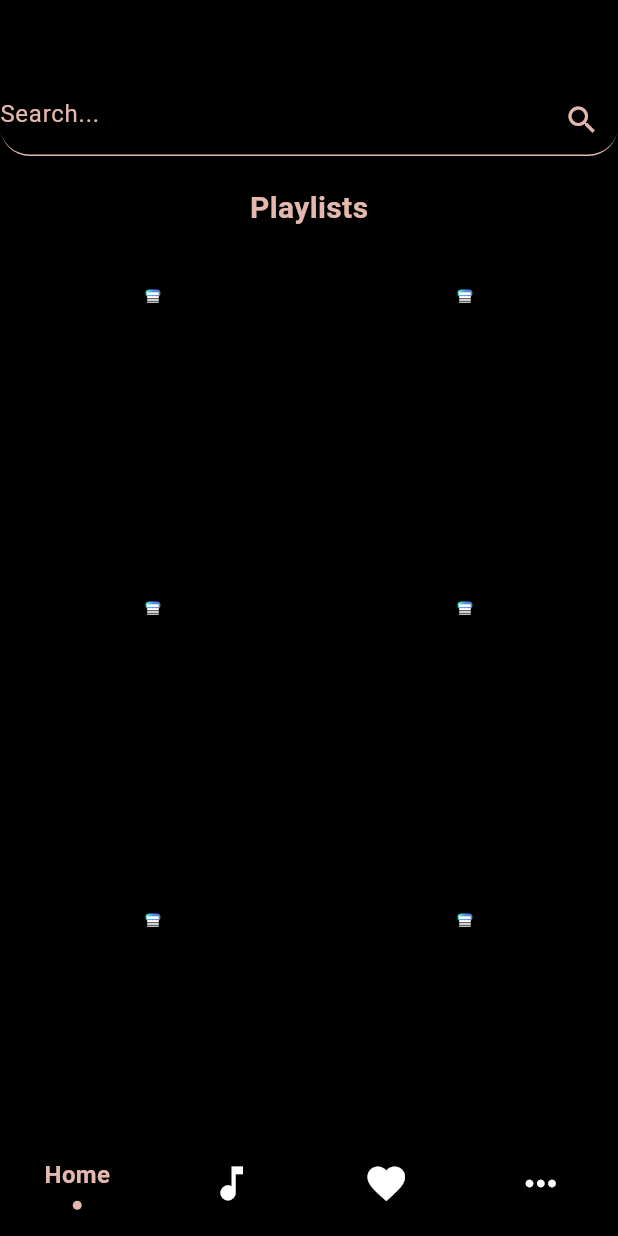
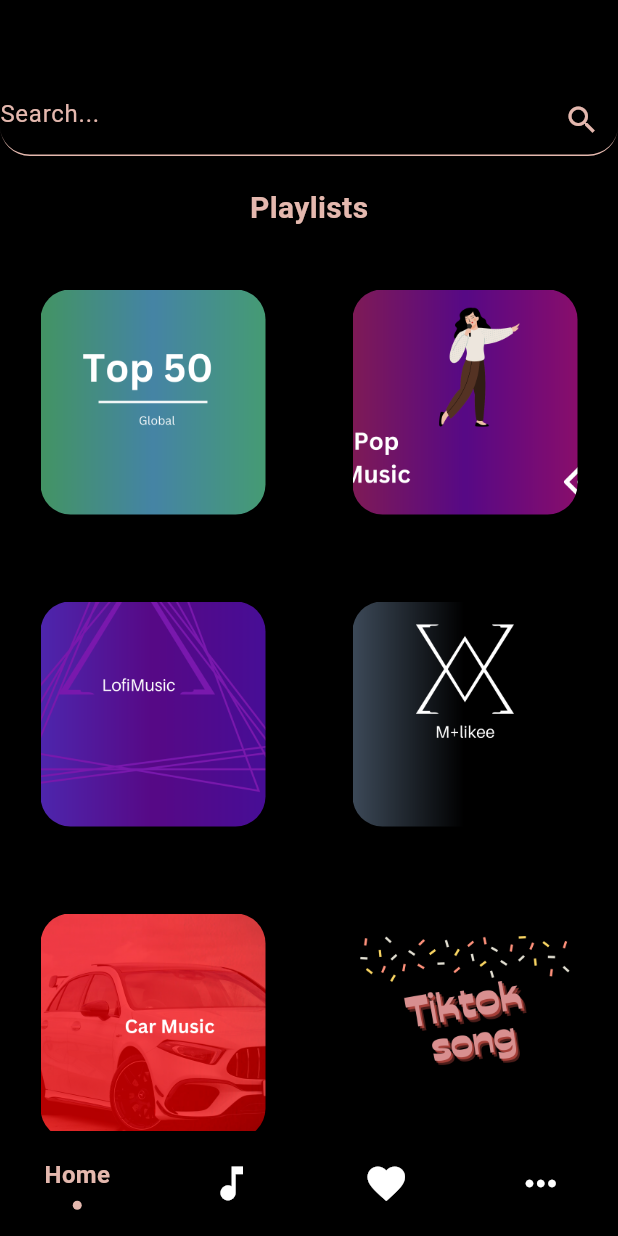
Before and after one commit to Sona-V-Sajan/flutterclass, a Flutter app: the MusicPlayer screen opened directly, on a phone screen of 412 x 824 dp. Run offline on Flutter 3.47's test engine with Material 2 defaults, Android fonts, the phone set to English and light mode, and no system bars; drawn by our look-alikes of sliding_clipped_nav_bar; our stand-ins replace carousel_slider, convex_bottom_bar, flutter_custom_clippers, font_awesome_flutter, google_fonts, introduction_screen and 3 more.

```diff
--- a/lib/Assignment/Music Player/MusicplayerUI.dart
+++ b/lib/Assignment/Music Player/MusicplayerUI.dart
@@ -8,25 +8,13 @@
 }
 
 class MusicPlayer extends StatelessWidget {
-  var gradient =[
-    const LinearGradient(
-                   colors: [Colors.greenAccent, Colors.blueAccent, Colors.blueGrey],
-                    begin: Alignment.topLeft, end: Alignment.bottomRight),
-    const LinearGradient(
-        colors: [Colors.purpleAccent, Colors.purple, Colors.black26],
-        begin: Alignment.topLeft, end: Alignment.bottomRight),
-    const LinearGradient(
-        colors: [Colors.purple, Colors.black, Colors.purple],
-        begin: Alignment.topLeft, end: Alignment.bottomRight),
-    const LinearGradient(
-        colors: [Colors.grey, Colors.redAccent, Colors.black26],
-        begin: Alignment.topLeft, end: Alignment.bottomRight),
-    const LinearGradient(
-        colors: [Colors.greenAccent, Colors.blueAccent, Colors.blueGrey],
-        begin: Alignment.topLeft, end: Alignment.bottomRight),
-    const LinearGradient(
-        colors: [Colors.purpleAccent, Colors.purple, Colors.black26],
-        begin: Alignment.topLeft, end: Alignment.bottomRight),
+  var image=["assets/img/music1.png",
+              "assets/img/music2.png",
+              "assets/img/music3.png",
+              "assets/img/music4.png",
+              "assets/img/music5.png",
+              "assets/img/muic6.png"
+
             ];
   var  text=("Top 50","Pop Music","LOFI REMIXES","M+IKE","CAR MUSIC","TIKTOKSONGS");
   int selectedIndex = 0;
@@ -58,6 +46,7 @@
         inactiveColor: Colors.white,
       ),
       body: SingleChildScrollView(
+        child: Container(
           child: Column(
             children: [
               const TextField(
@@ -107,14 +96,14 @@
                    child: Column(
                      children: [
                        Container(
-                       height: 5,
+                         height: 150,
+                         width: 150,
                          decoration: BoxDecoration(
                            borderRadius: BorderRadius.circular(20),
-                         gradient:  LinearGradient(
-                             colors: [Colors.greenAccent, Colors.blueAccent, Colors.blueGrey],
-                             begin: Alignment.topLeft, end: Alignment.bottomRight),
+                           image: DecorationImage (
+                               image: AssetImage(image[index]),fit: BoxFit.cover,)
                          ),
-                       child: Icon(Icons.line_weight_sharp,color: Colors.white,weight: 15,size: 10,),
+
                           // Center(child: Text("Top %50"
                           //  ,style: TextStyle(fontSize: 10,
                           //      fontWeight: FontWeight.normal,
@@ -130,6 +119,7 @@
             ],
           ),
         ),
+      ),
     );
   }
 
```
Also changed, not shown: assets/img/muic6.png (added), assets/img/music1.png (added), assets/img/music2.png (added), assets/img/music3.png (added), assets/img/music4.png (added), assets/img/music5.png (added). Lines whose indentation alone changed are shown as unchanged.
